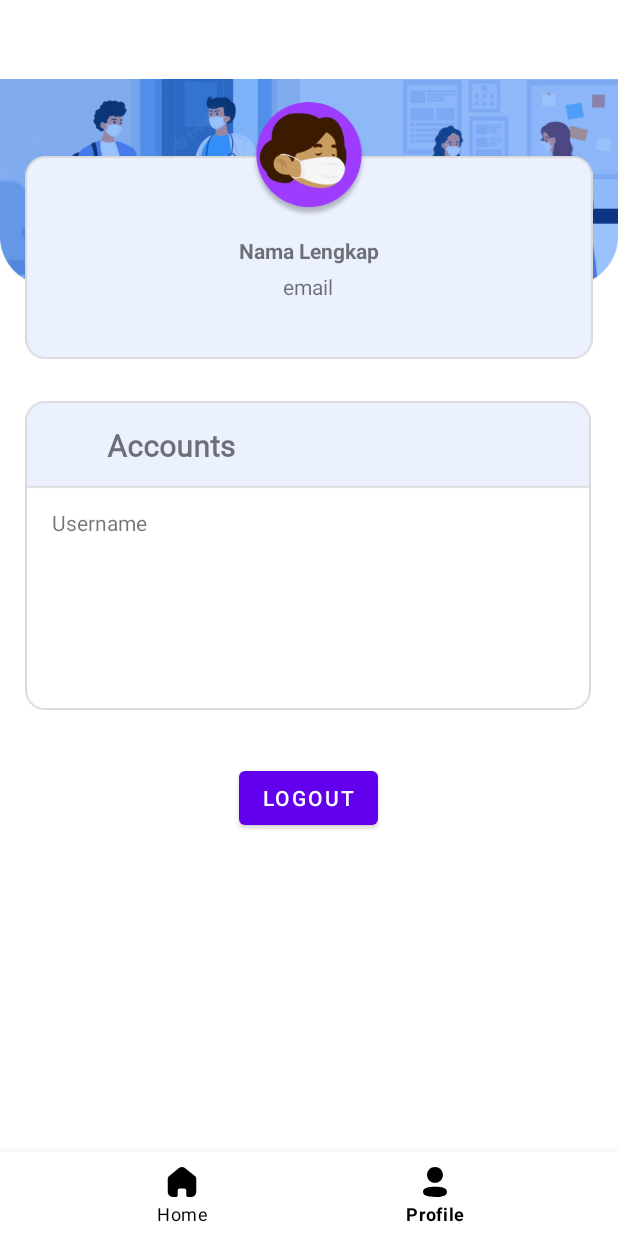
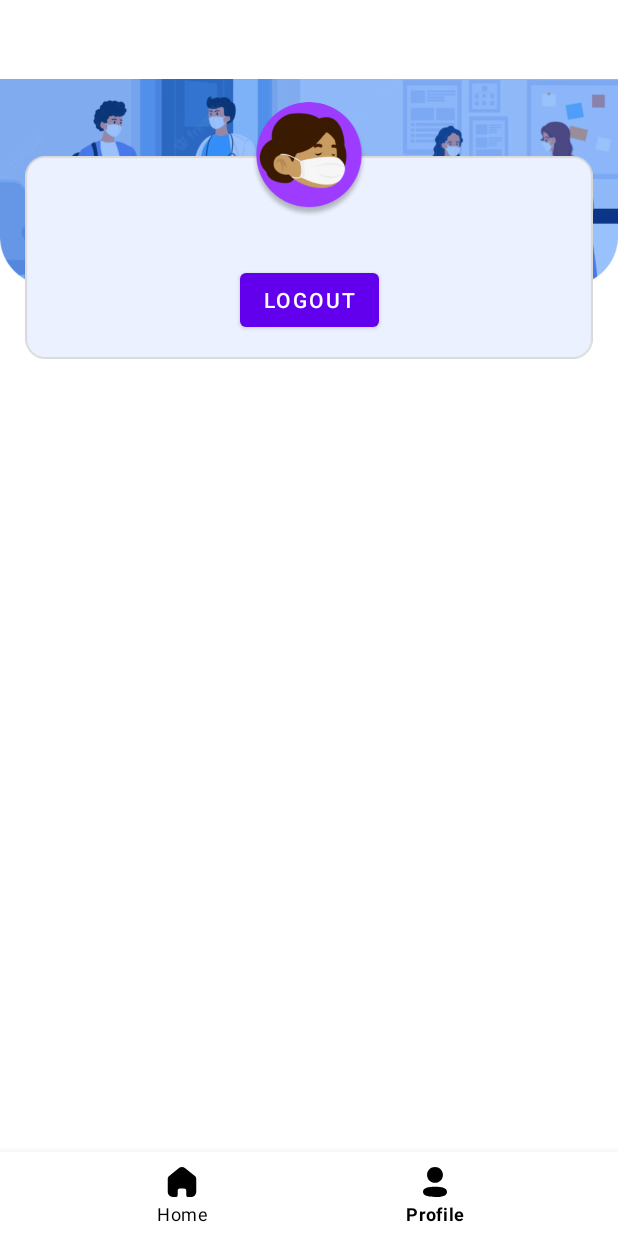
Before and after one commit to gananta65/C22-PS237-Capstone-Project, an Android app: the MainActivity screen opened directly, with no data from a screen before it, item 2 of the bottom bar chosen, on a phone screen of 412 x 824 dp. Run offline under Robolectric (Android 15) with nearby library versions, the phone set to English and light mode, and no system bars; our stand-ins replace CircleImageView.

Commit message:
fix logout in profile

```diff
--- a/Capstone-md/app/build.gradle
+++ b/Capstone-md/app/build.gradle
@@ -63,4 +63,5 @@ dependencies {
     implementation 'org.tensorflow:tensorflow-lite-support:0.1.0'
     implementation 'org.tensorflow:tensorflow-lite-metadata:0.1.0'
     implementation("io.coil-kt:coil:1.4.0")
+    implementation 'de.hdodenhof:circleimageview:3.1.0'
 }
--- a/Capstone-md/app/src/main/java/com/dicoding/radityajayantara/eyedetector/ui/HomeFragment.kt
+++ b/Capstone-md/app/src/main/java/com/dicoding/radityajayantara/eyedetector/ui/HomeFragment.kt
@@ -43,6 +43,6 @@ class HomeFragment : Fragment() {
                 val args = Bundle()
                 fragment.arguments = args
                 return fragment
-            }
+        }
     }
 }
--- a/Capstone-md/app/src/main/java/com/dicoding/radityajayantara/eyedetector/ui/ProfileFragment.kt
+++ b/Capstone-md/app/src/main/java/com/dicoding/radityajayantara/eyedetector/ui/ProfileFragment.kt
@@ -1,27 +1,40 @@
 package com.dicoding.radityajayantara.eyedetector.ui
 
+import android.os.Parcelable
+import android.content.Context
+import android.content.Intent
 import android.os.Bundle
 import androidx.fragment.app.Fragment
 import android.view.LayoutInflater
 import android.view.View
 import android.view.ViewGroup
+import android.widget.Button
+import android.widget.TextView
+import android.widget.Toast
+import androidx.datastore.core.DataStore
+import androidx.datastore.preferences.core.Preferences
+import androidx.datastore.preferences.preferencesDataStore
+import androidx.lifecycle.ViewModelProvider
 import com.dicoding.radityajayantara.eyedetector.R
+import com.dicoding.radityajayantara.eyedetector.databinding.FragmentProfileBinding
+import com.dicoding.radityajayantara.eyedetector.ui.api.*
+import com.dicoding.radityajayantara.eyedetector.ui.login.LoginActivity
+import com.dicoding.radityajayantara.eyedetector.ui.utils.SharedViewModel
+import com.dicoding.radityajayantara.eyedetector.ui.utils.UserPreferences
+import com.dicoding.radityajayantara.eyedetector.ui.utils.ViewModelFactory
+import retrofit2.Call
+import retrofit2.Callback
+import retrofit2.Response
 
-// TODO: Rename parameter arguments, choose names that match
-// the fragment initialization parameters, e.g. ARG_ITEM_NUMBER
 private const val ARG_PARAM1 = "param1"
 private const val ARG_PARAM2 = "param2"
 
-/**
- * A simple [Fragment] subclass.
- * Use the [ProfileFragment.newInstance] factory method to
- * create an instance of this fragment.
- */
+private val Context.dataStore: DataStore<Preferences> by preferencesDataStore(name = "settings")
 class ProfileFragment : Fragment() {
-    // TODO: Rename and change types of parameters
+    private lateinit var profileViewModel: SharedViewModel
+    private lateinit var binding: FragmentProfileBinding
     private var param1: String? = null
     private var param2: String? = null
-
     override fun onCreate(savedInstanceState: Bundle?) {
         super.onCreate(savedInstanceState)
         arguments?.let {
@@ -29,32 +42,36 @@ class ProfileFragment : Fragment() {
             param2 = it.getString(ARG_PARAM2)
         }
     }
-
     override fun onCreateView(
         inflater: LayoutInflater, container: ViewGroup?,
         savedInstanceState: Bundle?
     ): View? {
-        // Inflate the layout for this fragment
-        return inflater.inflate(R.layout.fragment_profile, container, false)
+        val view = inflater.inflate(R.layout.fragment_profile, container, false)
+        return view
     }
 
+    override fun onViewCreated(view: View, savedInstanceState: Bundle?) {
+        binding = FragmentProfileBinding.inflate(layoutInflater)
+        super.onViewCreated(view, savedInstanceState)
+        val btnLogout: Button = view.findViewById(R.id.buttonLogout)
+        setViewModel()
+
+        btnLogout.setOnClickListener { logOut() }
+
+    }
+
+
+
+    private fun setViewModel() {
+        val pref = requireContext().dataStore
+        profileViewModel = ViewModelProvider(this, ViewModelFactory(UserPreferences.getInstance(pref))
+        )[SharedViewModel::class.java]
+    }
     companion object {
-        /**
-         * Use this factory method to create a new instance of
-         * this fragment using the provided parameters.
-         *
-         * @param param1 Parameter 1.
-         * @param param2 Parameter 2.
-         * @return A new instance of fragment ProfileFragment.
-         */
-        // TODO: Rename and change types and number of parameters
-        @JvmStatic
-        fun newInstance(param1: String, param2: String) =
-            ProfileFragment().apply {
-                arguments = Bundle().apply {
-                    putString(ARG_PARAM1, param1)
-                    putString(ARG_PARAM2, param2)
-                }
-            }
+    }
+
+    private fun logOut() {
+        profileViewModel.logOut()
+        startActivity(Intent(requireContext(), LoginActivity::class.java))
     }
 }
--- a/Capstone-md/app/src/main/res/layout/fragment_profile.xml
+++ b/Capstone-md/app/src/main/res/layout/fragment_profile.xml
@@ -39,76 +39,20 @@
         app:layout_constraintEnd_toEndOf="@+id/backgroundBanner"
         app:layout_constraintStart_toStartOf="@+id/backgroundBanner"
         app:layout_constraintTop_toTopOf="parent"
-        />
-
-    <ImageView
-        android:id="@+id/profileBox"
-        android:layout_width="400dp"
-        android:layout_height="206dp"
-        android:layout_marginTop="28dp"
-        android:src="@drawable/profile_box"
-        app:layout_constraintEnd_toEndOf="@+id/backgroundBanner"
-        app:layout_constraintHorizontal_bias="0.454"
-        app:layout_constraintStart_toStartOf="@+id/backgroundBanner"
-        app:layout_constraintTop_toBottomOf="@+id/backgroundBanner" />
+        tools:ignore="MissingClass" />
 
     <Button
         android:id="@+id/buttonLogout"
         android:layout_width="wrap_content"
         android:layout_height="wrap_content"
-        android:layout_marginTop="508dp"
+        android:layout_marginTop="176dp"
         android:text="Logout"
-        app:layout_constraintEnd_toEndOf="@+id/profileBox"
-        app:layout_constraintHorizontal_bias="0.501"
-        app:layout_constraintStart_toStartOf="@+id/profileBox"
-        app:layout_constraintTop_toTopOf="parent" />
-
-    <TextView
-        android:id="@+id/accounts"
-        android:layout_width="wrap_content"
-        android:layout_height="wrap_content"
-        android:layout_marginTop="16dp"
-        android:fontFamily="@font/montserrat"
-        android:text="Accounts"
-        android:textSize="20sp"
-        android:textStyle="bold"
-        app:layout_constraintEnd_toEndOf="@+id/profileBox"
-        app:layout_constraintHorizontal_bias="0.222"
+        app:layout_constraintBottom_toBottomOf="@+id/backgroundBanner"
+        app:layout_constraintEnd_toEndOf="parent"
         app:layout_constraintStart_toStartOf="parent"
-        app:layout_constraintTop_toTopOf="@+id/profileBox" />
-
-    <TextView
-        android:id="@+id/profileName"
-        android:layout_width="wrap_content"
-        android:layout_height="wrap_content"
-        android:layout_marginTop="12dp"
-        android:text="Nama Lengkap"
-        android:textStyle="bold"
-        app:layout_constraintEnd_toEndOf="@+id/profilePicture"
-        app:layout_constraintStart_toStartOf="@+id/profilePicture"
-        app:layout_constraintTop_toBottomOf="@+id/profilePicture" />
-
-    <TextView
-        android:id="@+id/profileEmail"
-        android:layout_width="wrap_content"
-        android:layout_height="wrap_content"
-        android:layout_marginTop="36dp"
-        android:text="email"
-        app:layout_constraintEnd_toEndOf="@+id/profileName"
-        app:layout_constraintHorizontal_bias="0.491"
-        app:layout_constraintStart_toStartOf="@+id/profileName"
-        app:layout_constraintTop_toBottomOf="@+id/profilePicture" />
-
-    <TextView
-        android:id="@+id/profileUsername"
-        android:layout_width="wrap_content"
-        android:layout_height="wrap_content"
-        android:layout_marginTop="28dp"
-        android:text="Username"
-        app:layout_constraintEnd_toEndOf="@+id/profileBox"
-        app:layout_constraintHorizontal_bias="0.087"
-        app:layout_constraintStart_toStartOf="@+id/profileBox"
-        app:layout_constraintTop_toBottomOf="@+id/accounts" />
+        app:layout_constraintTop_toTopOf="parent"
+        app:layout_constraintVertical_bias="0.0"
+        tools:ignore="MissingConstraints" />
 
 
 </androidx.constraintlayout.widget.ConstraintLayout>
```
Also changed, not shown: Capstone-md/app/src/main/java/com/dicoding/radityajayantara/eyedetector/ui/ScanActivity.kt (+1 -19 lines), Capstone-md/app/src/main/java/com/dicoding/radityajayantara/eyedetector/ui/ScanFragment.kt (deleted, +0 -60 lines), Capstone-md/app/src/main/res/layout/fragment_scan.xml (deleted, +0 -52 lines).
